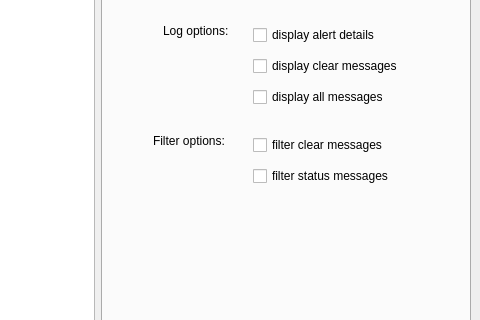
Above: pie/gui/mainwindow.ui from Riftr/intelpy before the change; both pictures show x 285 to 765 and y 155 to 475 of the 765 by 811 pixel window. Below: the same form after it.
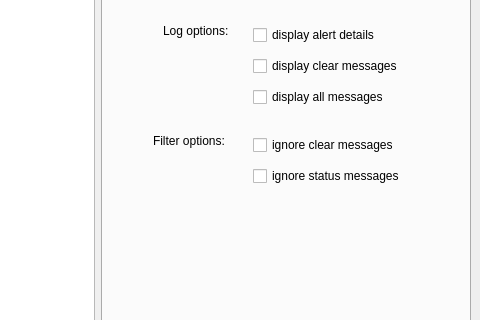
That is the form after the change. The open tabs and pages were chosen to show the change. Icons and pictures are not drawn.

```diff
--- a/pie/gui/mainwindow.ui
+++ b/pie/gui/mainwindow.ui
@@ -455,7 +455,7 @@
              <rect>
               <x>150</x>
               <y>250</y>
-              <width>192</width>
+              <width>197</width>
               <height>61</height>
              </rect>
             </property>
@@ -463,14 +463,14 @@
              <item>
               <widget class="QCheckBox" name="checkBox_filterclear">
                <property name="text">
-                <string>filter clear messages</string>
+                <string>ignore clear messages</string>
                </property>
               </widget>
              </item>
              <item>
               <widget class="QCheckBox" name="checkBox_filterstatus">
                <property name="text">
-                <string>filter status messages</string>
+                <string>ignore status messages</string>
                </property>
               </widget>
              </item>
```
